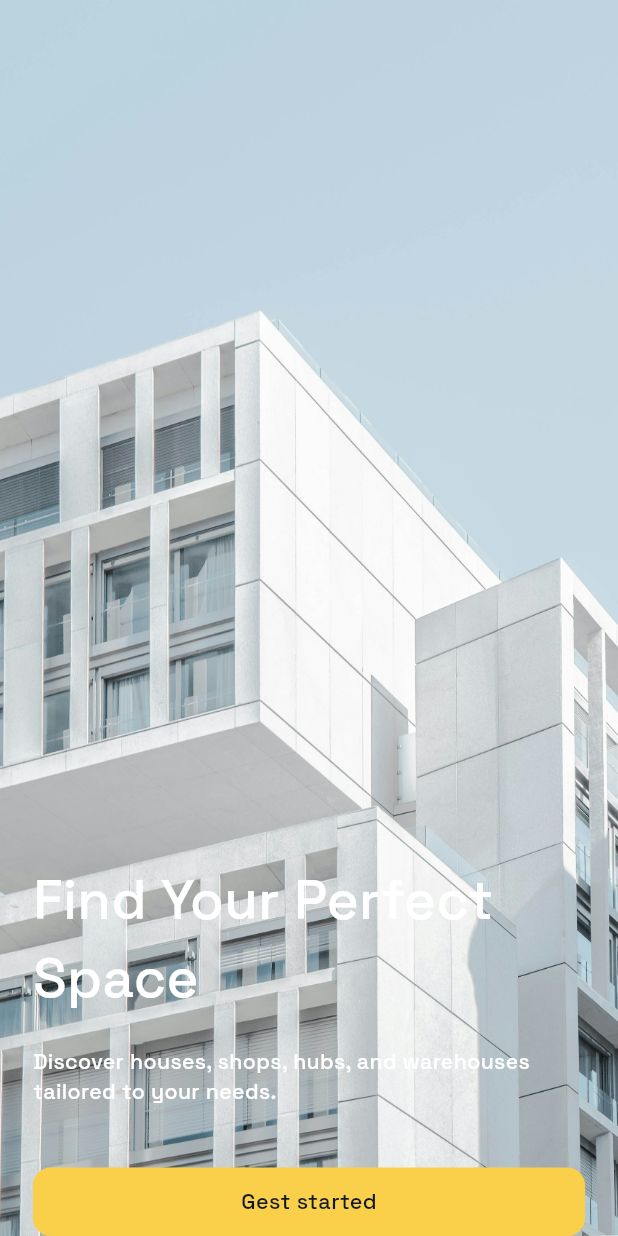
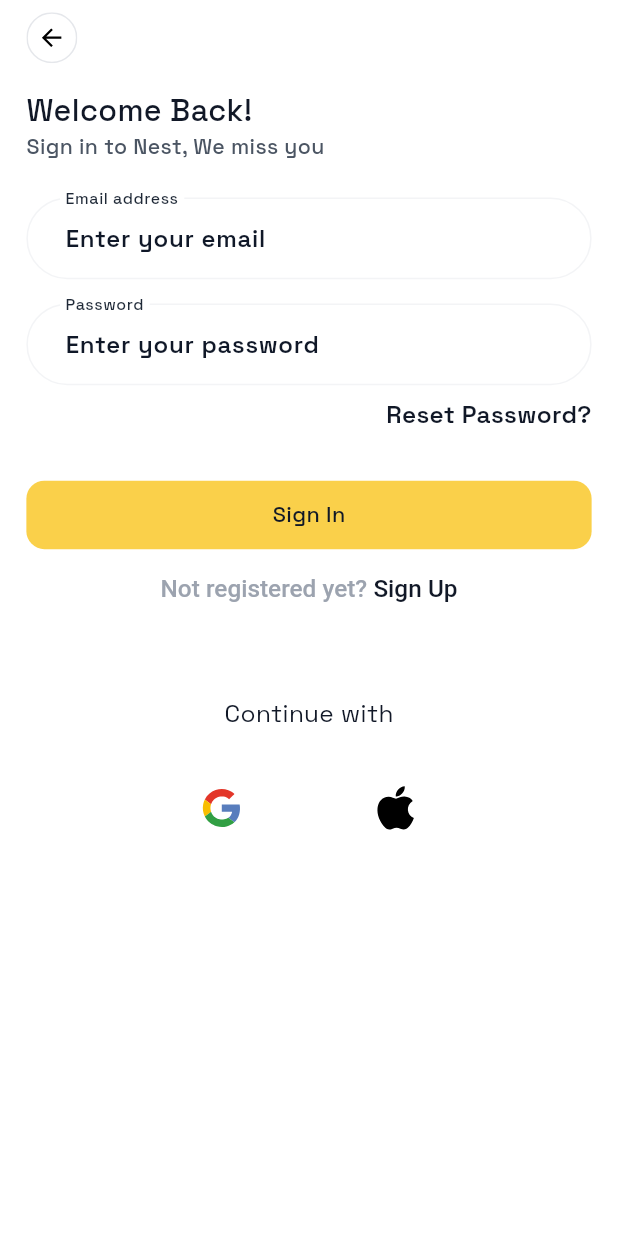
Before and after one commit to babangida19/nest_mobile, a Flutter app: the screen it shows after launch, on a phone screen of 412 x 824 dp. Run offline on Flutter 3.47's test engine with Material 3 defaults, Android fonts, the phone set to English and light mode, and no system bars; our stand-ins replace flutter_screenutil, flutter_svg, google_fonts, vector_graphics.

Commit message:
sign in and sing up page done

```diff
--- a/lib/core/app_color.dart
+++ b/lib/core/app_color.dart
@@ -4,7 +4,14 @@ class AppColor {
   static const Color white = Colors.white;
   static const Color scaffold = Color(0xFF0D131F);
   static const Color primary = Color(0xFF111827);
+  static const Color primary200 = Color(0xFFF3F4F6);
+  static const Color primary500 = Color(0xFF9CA3AF);
+  static const Color primary700 = Color(0xFF4B5563);
+
+  static const Color primary900 = Color(0xFF1F2937);
+
+  static const Color primary1000 = Color(0xFF111827);
+
 
   static const Color secondary = Color(0xFFFAD04A);
-
 }
--- a/lib/core/app_textsytle.dart
+++ b/lib/core/app_textsytle.dart
@@ -15,6 +15,13 @@ class AppTextsytle {
       {double fontSize = 24,
       FontWeight fontWeight = FontWeight.bold,
       Color color = AppColor.white}) {
+    return TextStyle(
+        fontSize: fontSize.sp, fontWeight: fontWeight, color: color);
+  }
+  static TextStyle size20w500(
+      {double fontSize = 20,
+      FontWeight fontWeight = FontWeight.w500,
+      Color color = AppColor.primary}) {
     return TextStyle(
         fontSize: fontSize.sp, fontWeight: fontWeight, color: color);
   }
--- a/lib/core/widget/app_textfield.dart
+++ b/lib/core/widget/app_textfield.dart
@@ -1,23 +1,31 @@
 import 'package:flutter/material.dart';
+import 'package:flutter_screenutil/flutter_screenutil.dart';
+import 'package:nest_mobile/core/app_color.dart';
+import 'package:nest_mobile/core/app_textsytle.dart';
 
 class AppTextfield extends StatelessWidget {
-  const AppTextfield({super.key});
+  final String labelText;
+  final String hintText;
+  final TextEditingController textEditingController;
+  const AppTextfield({super.key, required this.labelText, required this.hintText, required this.textEditingController});
 
   @override
   Widget build(BuildContext context) {
-    return TextField(
+    return Padding(
+      padding: EdgeInsets.symmetric(vertical: 8.h),
+      child: TextField(
+        controller: TextEditingController(),
         decoration: InputDecoration(
-        labelText: 'First Name',
-        floatingLabelBehavior: FloatingLabelBehavior.always, // 👈 key
-        contentPadding: const EdgeInsets.symmetric(
-          horizontal: 20,
-          vertical: 18,
+          labelText: labelText,
+          floatingLabelBehavior: FloatingLabelBehavior.always,
+          contentPadding: EdgeInsets.symmetric(
+            horizontal: 20.w,
+            vertical: 15.h,
           ),
-        labelStyle: const TextStyle(
-          color: Color(0xFF98A2B3), // soft grey
-          fontSize: 14,
+          labelStyle: AppTextsytle.size14w500(
+            color: AppColor.primary900,
           ),
-        hintText: 'Wilkins',
+          hintText: hintText,
           hintStyle: const TextStyle(
             color: Color(0xFF101828),
             fontSize: 16,
@@ -25,14 +33,11 @@ class AppTextfield extends StatelessWidget {
           ),
           enabledBorder: OutlineInputBorder(
             borderRadius: BorderRadius.circular(40), // 👈 pill shape
-          borderSide: const BorderSide(
-            color: Color(0xFFE4E7EC), // light border
-          ),
+            borderSide: const BorderSide(color: AppColor.primary200),
           ),
           focusedBorder: OutlineInputBorder(
             borderRadius: BorderRadius.circular(40),
-          borderSide: const BorderSide(
-            color: Color(0xFFD0D5DD),
+            borderSide: const BorderSide(color: AppColor.secondary),
           ),
         ),
       ),
--- /dev/null
+++ b/lib/feature/auth/view/sign_in_view.dart
@@ -0,0 +1,80 @@
+import 'package:flutter/material.dart';
+import 'package:flutter_screenutil/flutter_screenutil.dart';
+import 'package:nest_mobile/core/app_color.dart';
+import 'package:nest_mobile/core/app_textsytle.dart';
+import 'package:nest_mobile/core/widget/app_button.dart';
+import 'package:nest_mobile/core/widget/app_textfield.dart';
+import 'package:nest_mobile/feature/auth/widget/auth_appbar.dart';
+import 'package:nest_mobile/gen/assets.gen.dart';
+
+class SignInView extends StatelessWidget {
+  const SignInView({super.key});
+
+  @override
+  Widget build(BuildContext context) {
+    return Scaffold(
+      body: SafeArea(
+          child: Padding(
+        padding: EdgeInsets.symmetric(horizontal: 16.w, vertical: 8.h),
+        child: Column(
+          crossAxisAlignment: CrossAxisAlignment.start,
+          children: [
+            AuthAppbar(
+              title: "Welcome Back!",
+              subtitle: "Sign in to Nest, We miss you",
+            ),
+            SizedBox(height: 16.h),
+            AppTextfield(
+              labelText: 'Email address',
+              hintText: 'Enter your email',
+              textEditingController: TextEditingController(),
+            ),
+            AppTextfield(
+              labelText: 'Password',
+              hintText: 'Enter your password',
+              textEditingController: TextEditingController(),
+            ),
+            Align(
+              alignment: Alignment.centerRight,
+              child: Text("Reset Password?",
+                  style: AppTextsytle.size16w500(
+                      color: AppColor.primary1000, fontWeight: FontWeight.w600)),
+            ),
+            SizedBox(height: 32.h),
+
+            AppButton(title: "Sign In", onTap: () {}),
+            SizedBox(height: 16.h),
+            Column(
+              children: [
+                RichText(
+                  text: TextSpan(
+                    text: "Not registered yet? ",
+                    style: AppTextsytle.size16w500(color: AppColor.primary500),
+                    children: [
+                      TextSpan(
+                        text: "Sign Up",
+                        style: AppTextsytle.size16w500(
+                            color: AppColor.primary1000),
+                      ),
+                    ],
+                  ),
+                ),
+                SizedBox(height: 60.h),
+                Text("Continue with", style: AppTextsytle.size16w400()),
+                SizedBox(height: 16.h),
+                Row(
+                  mainAxisAlignment: MainAxisAlignment.center,
+                  children: [
+                    Assets.icons.iconGoogle.svg(),
+                    SizedBox(width: 12.w),
+                    Assets.icons.iconApple.svg(),
+                  ],
+                ),
+              ],
+            )
+          ],
+        ),
+      )),
+    );
+  }
+}
--- /dev/null
+++ b/lib/feature/auth/widget/auth_appbar.dart
@@ -0,0 +1,34 @@
+
+import 'package:flutter/material.dart';
+import 'package:flutter_screenutil/flutter_screenutil.dart';
+import 'package:nest_mobile/core/app_color.dart';
+import 'package:nest_mobile/core/app_textsytle.dart';
+import 'package:nest_mobile/gen/assets.gen.dart';
+
+class AuthAppbar extends StatelessWidget {
+  final String title;
+  final String subtitle;
+  const AuthAppbar({
+    super.key, required this.title, required this.subtitle,
+  });
+
+  @override
+  Widget build(BuildContext context) {
+    return Column(
+      crossAxisAlignment: CrossAxisAlignment.start,
+      children: [
+        GestureDetector(
+          onTap: () => Navigator.pop(context),
+          child: Assets.icons.iconOutlineBack.svg()),
+        SizedBox(height: 16.h),
+        Text(title,
+            style:
+                AppTextsytle.size20w500(color: AppColor.primary1000)),
+        Text(
+          subtitle,
+          style: AppTextsytle.size14w500(color: AppColor.primary700),
+        ),
+      ],
+    );
+  }
+}
--- a/lib/main.dart
+++ b/lib/main.dart
@@ -1,5 +1,8 @@
 import 'package:flutter/material.dart';
 import 'package:flutter_screenutil/flutter_screenutil.dart';
+import 'package:nest_mobile/core/app_color.dart';
+import 'package:nest_mobile/feature/auth/view/sign_in_view.dart';
+import 'package:nest_mobile/feature/auth/view/sign_up_view.dart';
 import 'package:nest_mobile/onboarding_view.dart';
 import 'package:nest_mobile/splash_view.dart';
 import 'package:google_fonts/google_fonts.dart';
@@ -21,10 +24,12 @@ class MyApp extends StatelessWidget {
         builder: (context, child) {
           return MaterialApp(
             title: 'Nest',
+            debugShowCheckedModeBanner: false,
             theme: ThemeData(
+              scaffoldBackgroundColor: AppColor.white,
               fontFamily: GoogleFonts.spaceGrotesk().fontFamily,
             ),
-            home: OnboardingView(),
+            home: SignInView(),
           );
         });
   }
```
Also changed, not shown: lib/feature/auth/view/sign_up_view.dart (added, +92 -0 lines), lib/gen/assets.gen.dart (+6 -1 lines), assets/icons/icon_outline_back.svg (added). Lines whose indentation alone changed are shown as unchanged.
